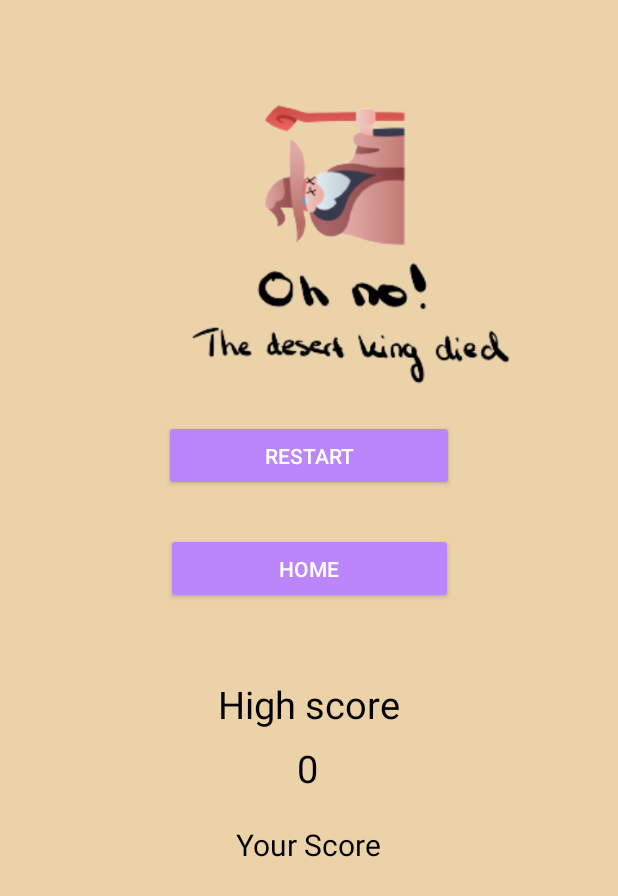
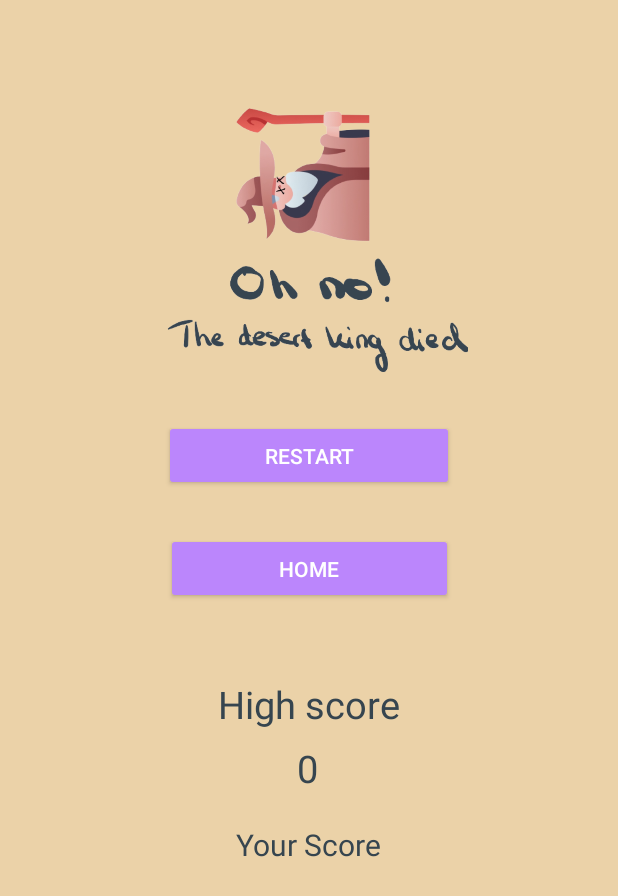
Before and after one commit to bjorntp/GrEightGame, an Android app: the DeathScreen screen opened directly, with no data from a screen before it, on a phone screen of 412 x 824 dp. Shown: the top 896 px of the screen. Run offline under Robolectric (Android 15) with nearby library versions, the phone set to English and light mode, and no system bars; Roboto replaces fonts that are not available here; 1 statement that could not run was skipped.

Commit message:
Colors and sound
Added sound effect for jumps and changed text colors

```diff
--- a/app/src/main/res/layout/activity_death_screen.xml
+++ b/app/src/main/res/layout/activity_death_screen.xml
@@ -14,7 +14,7 @@
         android:layout_marginTop="20dp"
         android:fontFamily="@font/roboto_bold"
         android:text="Your Score"
-        android:textColor="@color/black"
+        android:textColor="@color/charcoal"
         android:textSize="20dp"
         app:layout_constraintEnd_toEndOf="parent"
         app:layout_constraintHorizontal_bias="0.498"
@@ -28,7 +28,7 @@
         android:layout_marginTop="11dp"
         android:fontFamily="@font/roboto_bold"
         android:text="0"
-        android:textColor="@color/black"
+        android:textColor="@color/charcoal"
         android:textSize="20dp"
         app:layout_constraintBottom_toBottomOf="parent"
         app:layout_constraintEnd_toEndOf="parent"
@@ -44,7 +44,7 @@
         android:layout_marginTop="8dp"
         android:fontFamily="@font/roboto_bold"
         android:text="0"
-        android:textColor="@color/black"
+        android:textColor="@color/charcoal"
         android:textSize="25dp"
         app:layout_constraintEnd_toEndOf="parent"
         app:layout_constraintHorizontal_bias="0.498"
@@ -75,12 +75,13 @@
 
     <ImageView
         android:id="@+id/imageView"
-        android:layout_width="429dp"
-        android:layout_height="489dp"
-        android:layout_marginBottom="1dp"
-        app:layout_constraintBottom_toTopOf="@+id/homeButton"
+        android:layout_width="203dp"
+        android:layout_height="182dp"
+        android:layout_marginTop="68dp"
         app:layout_constraintEnd_toEndOf="parent"
+        app:layout_constraintHorizontal_bias="0.528"
         app:layout_constraintStart_toStartOf="parent"
+        app:layout_constraintTop_toTopOf="parent"
         app:srcCompat="@drawable/lost" />
 
     <TextView
@@ -92,7 +93,7 @@
         android:layout_marginEnd="172dp"
         android:fontFamily="@font/roboto_bold"
         android:text="High score"
-        android:textColor="@color/black"
+        android:textColor="@color/charcoal"
         android:textSize="25dp"
         app:layout_constraintEnd_toEndOf="parent"
         app:layout_constraintHorizontal_bias="0.534"
--- a/app/src/main/res/layout/activity_how_to_play.xml
+++ b/app/src/main/res/layout/activity_how_to_play.xml
@@ -15,7 +15,7 @@
         android:layout_marginTop="20dp"
         android:fontFamily="@font/roboto"
         android:text="Jump in real life to jump over the fences in game"
-        android:textColor="@color/black"
+        android:textColor="@color/charcoal"
         app:layout_constraintEnd_toEndOf="parent"
         app:layout_constraintStart_toStartOf="parent"
         app:layout_constraintTop_toBottomOf="@+id/jumpView" />
@@ -27,7 +27,7 @@
         android:layout_marginTop="8dp"
         android:fontFamily="@font/roboto"
         android:text="Avoid the rocks and cacti by tilting the phone"
-        android:textColor="@color/black"
+        android:textColor="@color/charcoal"
         app:layout_constraintEnd_toEndOf="parent"
         app:layout_constraintHorizontal_bias="0.496"
         app:layout_constraintStart_toStartOf="parent"
@@ -61,7 +61,7 @@
         android:layout_marginTop="72dp"
         android:fontFamily="@font/roboto"
         android:text="Stand up while playing for a better experience"
-        android:textColor="@color/black"
+        android:textColor="@color/charcoal"
         app:layout_constraintEnd_toEndOf="parent"
         app:layout_constraintHorizontal_bias="0.523"
         app:layout_constraintStart_toStartOf="parent"
--- a/app/src/main/res/values/colors.xml
+++ b/app/src/main/res/values/colors.xml
@@ -9,6 +9,7 @@
     <color name="black">#FF000000</color>
     <color name="white">#FFFFFFFF</color>
     <color name="beige">#ebd2a8</color>
+    <color name="charcoal">#36454F</color>
     <color name="background_gradient_start">#000000</color>
     <color name="background_gradient_end">#DDDDDD</color>
     <color name="fastlane_background">#0096a6</color>
```
Also changed, not shown: app/src/main/java/com/example/greightgame/GameView.java (+11 -3 lines), app/src/main/res/layout/activity_main.xml (+4 -3 lines), app/src/main/res/drawable/jump.png, app/src/main/res/drawable/logo.png, app/src/main/res/drawable/logo_old.png (added), app/src/main/res/drawable/lost.png, app/src/main/res/drawable/lost_old.png (added), app/src/main/res/drawable/tilting.png, 1 other file.
